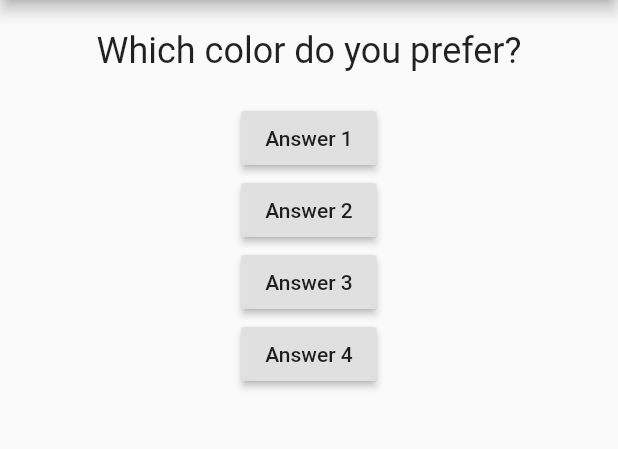
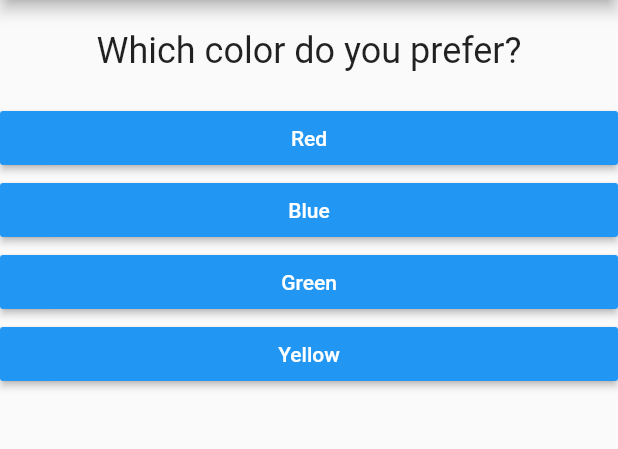
Before and after one commit to travisVela/house-sorting-app, a Flutter app: the screen it shows after launch, on a phone screen of 412 x 824 dp, the part 84-533 px from its top. Run offline on Flutter 3.47's test engine with Material 2 defaults, Android fonts, the phone set to English and light mode, and no system bars.

Commit message:
add question and answer map. add answer widgets dynamically

```diff
--- a/lib/answer.dart
+++ b/lib/answer.dart
@@ -0,0 +1,21 @@
+import 'package:flutter/material.dart';
+
+class Answer extends StatelessWidget {
+final Function selectHandler;
+final String answerText;
+
+Answer(this.selectHandler, this.answerText);
+
+  @override
+  Widget build(BuildContext context) {
+    return Container(
+      width: double.infinity,
+      child: RaisedButton(
+        color: Colors.blue,
+        textColor: Colors.white,
+        child: Text(answerText),
+        onPressed: selectHandler,
+      )
+    );
+  }
+}
--- a/lib/main.dart
+++ b/lib/main.dart
@@ -1,6 +1,7 @@
 import 'package:flutter/material.dart';
 
 import './question.dart';
+import './answer.dart';
 
 void main() => runApp(HouseSortingApp());
 
@@ -24,8 +25,24 @@ class _HouseSortingAppState extends State<HouseSortingApp> {
   @override
   Widget build(BuildContext context) {
     var questions = [
-      'Which color do you prefer?',
-      'Which animal do you like best?'
+      {
+        'questionText': 'Which color do you prefer?',
+        'answers': [
+        'Red', 'Blue', 'Green', 'Yellow'
+        ]
+      },
+      {
+        'questionText': 'Which animal do you like best?',
+        'answers': [
+          'Badger', 'Snake', 'Raven', 'Lion'
+        ]
+      },
+      {
+        'questionText': 'Which describes you best?',
+        'answers': [
+          'Inquisitive', 'Doubtful', 'Brave', 'Joyful'
+        ]
+      }
     ];
     return MaterialApp(
       home: Scaffold(
@@ -34,23 +51,12 @@ class _HouseSortingAppState extends State<HouseSortingApp> {
         ),
         body: Column(
           children: [
-            Question(questions[_questionIndex]),
-            RaisedButton(
-              child: Text('Answer 1'),
-              onPressed: _answerQuestion,
+            Question(
+              questions[_questionIndex]['questionText']
             ),
-            RaisedButton(
-              child: Text('Answer 2'),
-              onPressed: () => print('Answer 2 chosen'),
-            ),
-            RaisedButton(
-              child: Text('Answer 3'),
-              onPressed: () => print('Answer 3 chosen'),
-            ),
-            RaisedButton(
-              child: Text('Answer 4'),
-              onPressed: () => print('Answer 4 chosen'),
-            )
+            ...(questions[_questionIndex]['answers'] as List<String>).map((answer) {
+              return Answer(_answerQuestion, answer);
+            }).toList()
           ],
         ),
       ),
```
